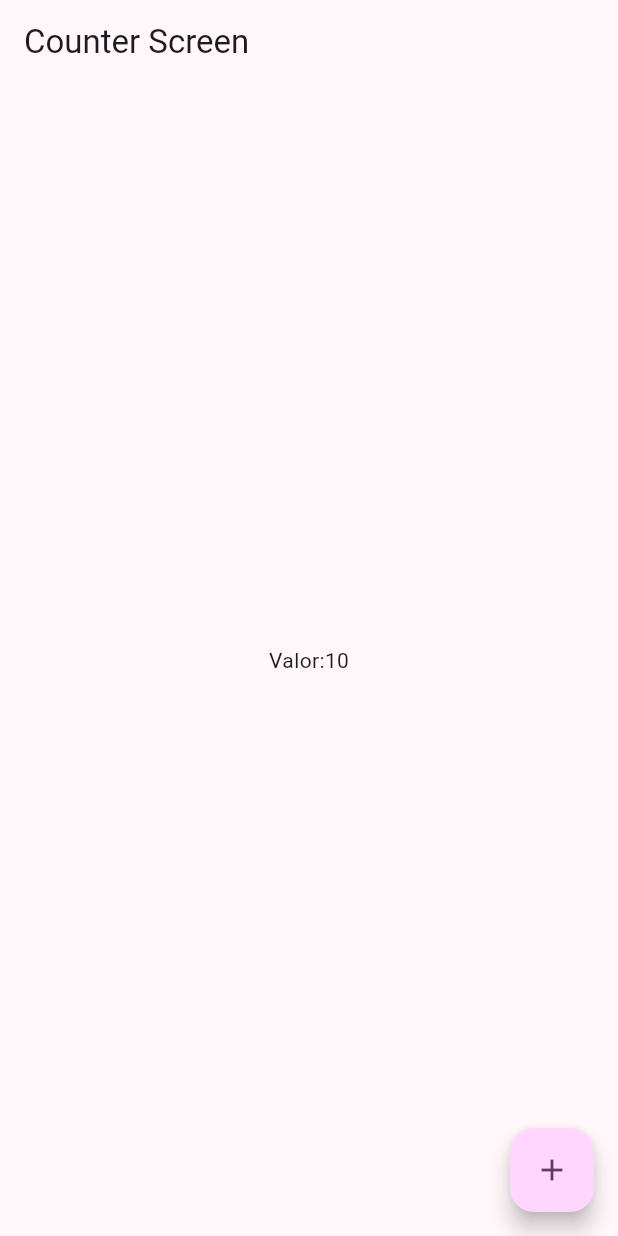
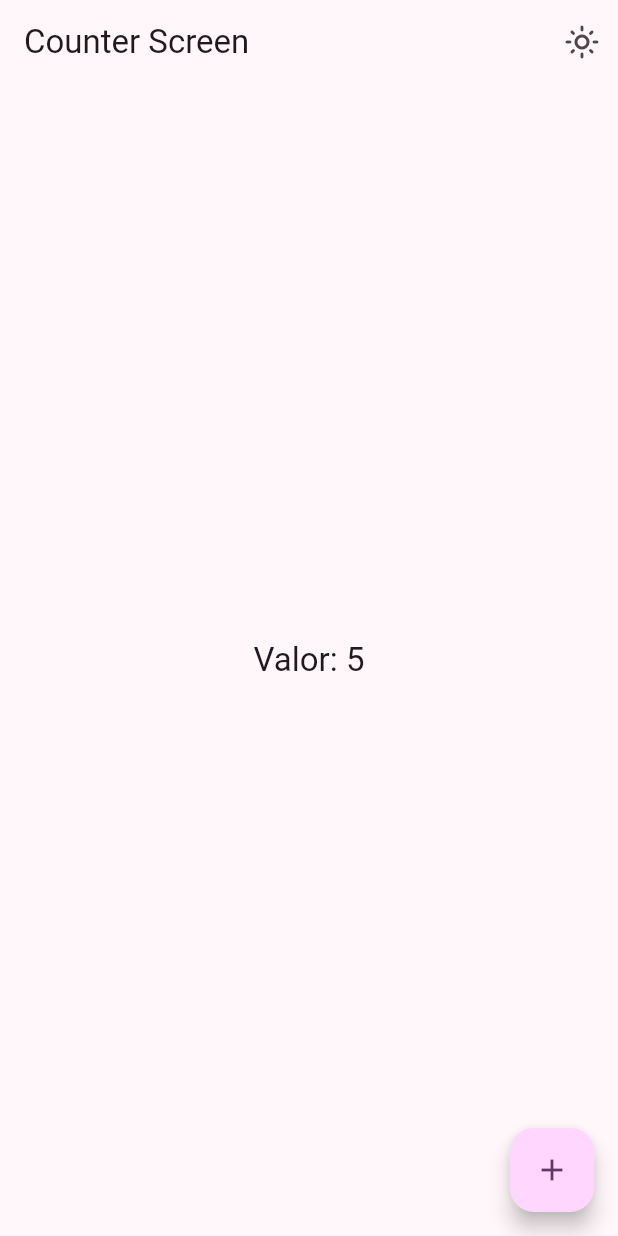
Before and after one commit to Zetien/widgetsappz, a Flutter app: the CounterScreen screen opened by its route, on a phone screen of 412 x 824 dp. Run offline on Flutter 3.47's test engine with Material 3 defaults, Android fonts, the phone set to English and light mode, and no system bars; our stand-ins replace animate_do, flutter_riverpod, go_router.

Commit message:
implementacion de riverpod provider en un contador y en un boton

```diff
--- /dev/null
+++ b/lib/presentation/providers/counter_provider.dart
@@ -0,0 +1,3 @@
+import 'package:flutter_riverpod/flutter_riverpod.dart';
+
+final counterProvider = StateProvider((ref) => 5);
--- /dev/null
+++ b/lib/presentation/providers/theme_provider.dart
@@ -0,0 +1,3 @@
+import 'package:flutter_riverpod/flutter_riverpod.dart';
+
+final isDarkModeProvider = StateProvider((ref) => false);
--- a/lib/presentation/screens/counter/counter_screen.dart
+++ b/lib/presentation/screens/counter/counter_screen.dart
@@ -1,17 +1,44 @@
 import 'package:flutter/material.dart';
+import 'package:flutter_riverpod/flutter_riverpod.dart';
+import 'package:widgets_app/presentation/providers/counter_provider.dart';
+import 'package:widgets_app/presentation/providers/theme_provider.dart';
 
-class CounterScreen extends StatelessWidget {
-   static const name = 'counter';
+class CounterScreen extends ConsumerWidget {
+  static const name = 'counter_screen';
   const CounterScreen({super.key});
 
   @override
-  Widget build(BuildContext context) {
+  Widget build(BuildContext context, WidgetRef ref) {
+    final int clickCounter = ref.watch(counterProvider);
+    final bool onOff = ref.watch(isDarkModeProvider);
+
     return Scaffold(
       appBar: AppBar(
         title: const Text('Counter Screen'),
+        actions: [
+          IconButton(
+              onPressed: () {
+                ref.read(isDarkModeProvider.notifier).update((onOff) => !onOff);
+
+              },
+              icon: onOff
+                  ? const Icon(Icons.dark_mode_outlined)
+                  : const Icon(Icons.light_mode_outlined))
+        ],
       ),
-      body: Center(child: Text('Valor:10'),),
-      floatingActionButton: FloatingActionButton(onPressed: (){},child: Icon(Icons.add),),
+      body: Center(
+        child: Text(
+          'Valor: $clickCounter',
+          style: Theme.of(context).textTheme.titleLarge,
+        ),
+      ),
+      floatingActionButton: FloatingActionButton(
+        onPressed: () {
+          ref.read(counterProvider.notifier).state++;
+          //ref.read(counterProvider.notifier).update((state) => state + 1);
+        },
+        child: const Icon(Icons.add),
+      ),
     );
   }
 }
--- a/lib/presentation/screens/screens.dart
+++ b/lib/presentation/screens/screens.dart
@@ -1,4 +1,3 @@
-
 export 'package:widgets_app/presentation/screens/animated/animated_screen.dart';
 export 'package:widgets_app/presentation/screens/app_tutorial/app_tutorial.dart';
 export 'package:widgets_app/presentation/screens/buttons/buttons_screen.dart';
@@ -8,3 +7,4 @@ export 'package:widgets_app/presentation/screens/infinite_scroll/infinite_scroll
 export 'package:widgets_app/presentation/screens/progress/progress_screen.dart';
 export 'package:widgets_app/presentation/screens/snackbar/snackbar_screen.dart';
 export 'package:widgets_app/presentation/screens/ui_controls/ui_controls_screen.dart';
+export 'package:widgets_app/presentation/screens/counter/counter_screen.dart';
--- a/lib/presentation/widgets/side_menu.dart
+++ b/lib/presentation/widgets/side_menu.dart
@@ -16,6 +16,7 @@ class _SideMenuState extends State<SideMenu> {
   @override
   Widget build(BuildContext context) {
     final hasNotch = MediaQuery.of(context).viewPadding.top > 35;
+
     return NavigationDrawer(
       selectedIndex: navDrawerIndex,
       onDestinationSelected: (value) {
--- a/pubspec.yaml
+++ b/pubspec.yaml
@@ -10,6 +10,7 @@ dependencies:
   animate_do: ^3.3.4
   flutter:
     sdk: flutter
+  flutter_riverpod: ^2.6.1
   go_router: ^14.2.7
 
 dev_dependencies:
```
Also changed, not shown: lib/config/menu/memu_items.dart (+8 -6 lines), lib/main.dart (+5 -5 lines), pubspec.lock.
